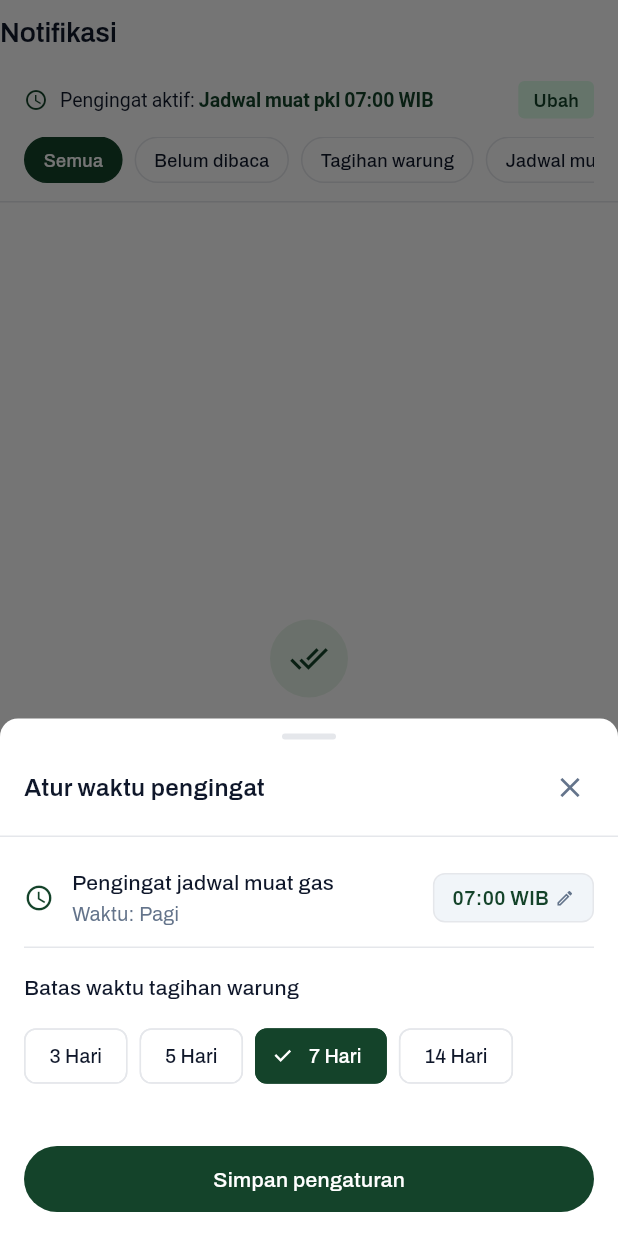
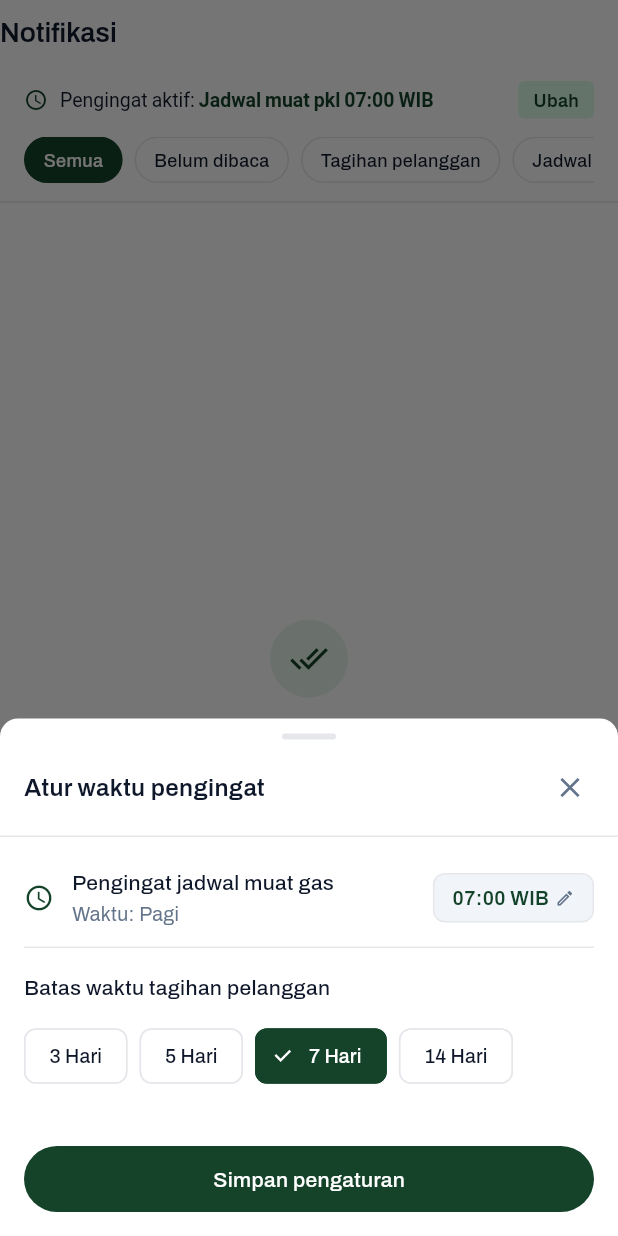
Before and after one commit to zaki-ramadhan/gashub, a Flutter app: the NotificationsScreen screen opened by its route, after a tap on "Ubah", on a phone screen of 412 x 824 dp. Run offline on Flutter 3.47's test engine with Material 3 defaults, Android fonts, the phone set to English and light mode, and no system bars; drawn by our look-alikes of toastification; our stand-ins replace fl_chart, flutter_riverpod, go_router, google_fonts, page_transition, shared_preferences and 2 more; accounts and stored records are empty.

Commit message:
feat: add customer and distribution forms, notifications screen, and settings sheet

```diff
--- a/lib/features/customers/presentation/customer_form_sheet.dart
+++ b/lib/features/customers/presentation/customer_form_sheet.dart
@@ -71,7 +71,7 @@ class _CustomerFormSheetState extends State<CustomerFormSheet> {
       if (!mounted) return;
 
       Navigator.of(context, rootNavigator: true).pop();
-      AppToast.success(title: 'Pelanggan $name berhasil ditambahkan');
+      AppToast.success(title: 'Pelanggan berhasil ditambahkan');
     } catch (e) {
       if (mounted) {
         setState(() => _isLoading = false);
@@ -106,7 +106,7 @@ class _CustomerFormSheetState extends State<CustomerFormSheet> {
             controller: _nameController,
             textCapitalization: TextCapitalization.words,
             decoration: const InputDecoration(
-              hintText: 'Contoh: Toko Berkah / RM Padang',
+              hintText: 'Contoh: Berkah / RM Padang',
             ),
           ),
           const SizedBox(height: AppDimensions.space12),
@@ -151,7 +151,7 @@ class _CustomerFormSheetState extends State<CustomerFormSheet> {
 
           // Alamat
           const Text(
-            'Alamat / Patokan Toko',
+            'Alamat Pelanggan',
             style: TextStyle(
               fontSize: 13,
               fontWeight: FontWeight.w500,
--- a/lib/features/distribution/data/distribution_repository.dart
+++ b/lib/features/distribution/data/distribution_repository.dart
@@ -123,7 +123,7 @@ class DistributionRepository {
           'quantity': qty,
           'source_type': 'distribution',
           'source_id': distId,
-          'reason': 'Penjualan ke toko mitra',
+          'reason': 'Penjualan ke pelanggan',
           'business_date': today,
         });
       }
--- a/lib/features/distribution/presentation/distribution_form_sheet.dart
+++ b/lib/features/distribution/presentation/distribution_form_sheet.dart
@@ -101,7 +101,7 @@ class _DistributionFormSheetState extends State<DistributionFormSheet> {
       });
     }
     if (!silent) {
-      AppToast.success(title: '"$clean" ditambahkan ke daftar mitra');
+      AppToast.success(title: 'Pelanggan berhasil ditambahkan');
     }
     return match!;
   }
@@ -148,7 +148,7 @@ class _DistributionFormSheetState extends State<DistributionFormSheet> {
 
       if (!mounted) return;
       Navigator.of(context, rootNavigator: true).pop();
-      AppToast.success(title: 'Penjualan ke ${customer.name} berhasil disimpan');
+      AppToast.success(title: 'Data distribusi berhasil disimpan');
     } catch (e) {
       if (mounted) {
         setState(() => _isLoading = false);
--- a/lib/features/notifications/data/notifications_repository.dart
+++ b/lib/features/notifications/data/notifications_repository.dart
@@ -173,8 +173,8 @@ class NotificationsRepository {
           final bool isOverdue = daysElapsed >= settings.debtDueDays;
 
           final String message = isOverdue
-              ? '$customerName masih memiliki sisa tagihan sebesar $formattedAmount dari transaksi $daysElapsed hari yang lalu. Silakan lakukan penagihan saat pengiriman gas hari ini.'
-              : '$customerName memiliki tagihan belum lunas sebesar $formattedAmount dari transaksi $daysElapsed hari yang lalu. Mohon konfirmasi pembayaran saat pengiriman berikutnya.';
+              ? 'Sisa tagihan $formattedAmount ($daysElapsed hari belum lunas).'
+              : 'Sisa tagihan $formattedAmount ($daysElapsed hari lalu).';
 
           items.add(NotificationItem(
             id: notifId,
@@ -222,10 +222,10 @@ class NotificationsRepository {
 
           if (daysUntil == 0) {
             title = 'Jadwal muat gas hari ini';
-            message = 'Hari ini dijadwalkan pengambilan pasokan tabung gas$notesPart. Pastikan tabung kosong sudah siap diberangkatkan dan koordinasikan dengan pekerja.';
+            message = 'Pengambilan pasokan tabung gas hari ini$notesPart.';
           } else {
             title = 'Jadwal muat gas tertunda';
-            message = 'Jadwal pengambilan gas dari ${AppFormatters.relativeDateHeader(scheduleDate)} belum tercatat selesai$notesPart. Silakan periksa status pasokan.';
+            message = 'Jadwal muat gas dari ${AppFormatters.relativeDateHeader(scheduleDate)} belum selesai$notesPart.';
           }
 
           items.add(NotificationItem(
--- a/lib/features/notifications/presentation/notifications_screen.dart
+++ b/lib/features/notifications/presentation/notifications_screen.dart
@@ -169,7 +169,7 @@ class _NotificationsScreenState extends State<NotificationsScreen> {
                                             ? 'Belum dibaca ($unreadCount)'
                                             : 'Belum dibaca';
                                       case _catDebt:
-                                        return 'Tagihan warung';
+                                        return 'Tagihan pelanggan';
                                       case _catRestock:
                                         return 'Jadwal muat';
                                       default:
@@ -398,7 +398,7 @@ class _NotificationsScreenState extends State<NotificationsScreen> {
     if (confirmed == true) {
       await NotificationsRepository.instance.clearReadNotifications();
       if (mounted) {
-        AppToast.success(title: 'Notifikasi terbaca berhasil dibersihkan');
+        AppToast.success(title: 'Notifikasi berhasil dibersihkan');
       }
     }
   }
@@ -435,7 +435,7 @@ class _NotificationsScreenState extends State<NotificationsScreen> {
             const SizedBox(height: AppDimensions.space8),
             Text(
               _selectedCategory == _catAll
-                  ? 'Semua jadwal muat gas dan tagihan warung telah ditangani dengan baik.'
+                  ? 'Semua jadwal muat gas dan tagihan pelanggan telah ditangani dengan baik.'
                   : _selectedCategory == _catUnread
                       ? 'Tidak ada pengingat yang belum dibaca saat ini.'
                       : 'Tidak ada pengingat aktif pada kategori ini saat ini.',
--- a/lib/features/notifications/presentation/widgets/notification_settings_sheet.dart
+++ b/lib/features/notifications/presentation/widgets/notification_settings_sheet.dart
@@ -176,9 +176,9 @@ class _NotificationSettingsSheetState extends State<NotificationSettingsSheet> {
                     const Divider(height: 1, thickness: 1, color: AppColors.border),
                     const SizedBox(height: AppDimensions.space16),
 
-                    // Section: Batas tagihan warung
+                    // Section: Batas tagihan pelanggan
                     const Text(
-                      'Batas waktu tagihan warung',
+                      'Batas waktu tagihan pelanggan',
                       style: TextStyle(
                         fontSize: 14,
                         fontWeight: FontWeight.w500,
```
